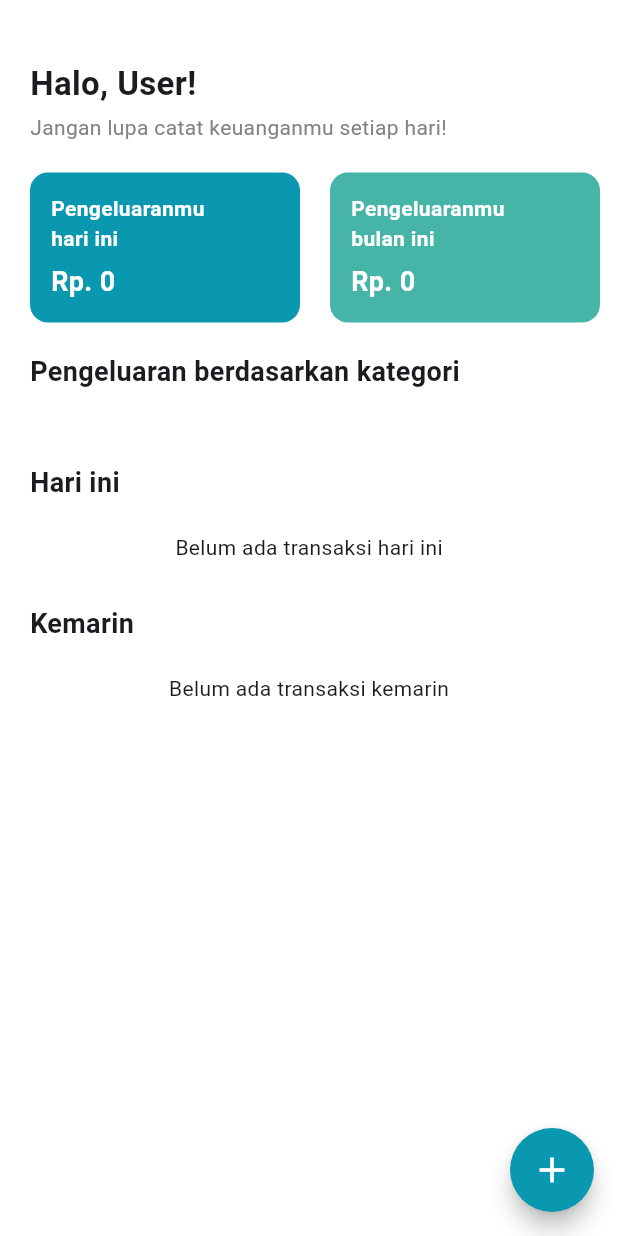
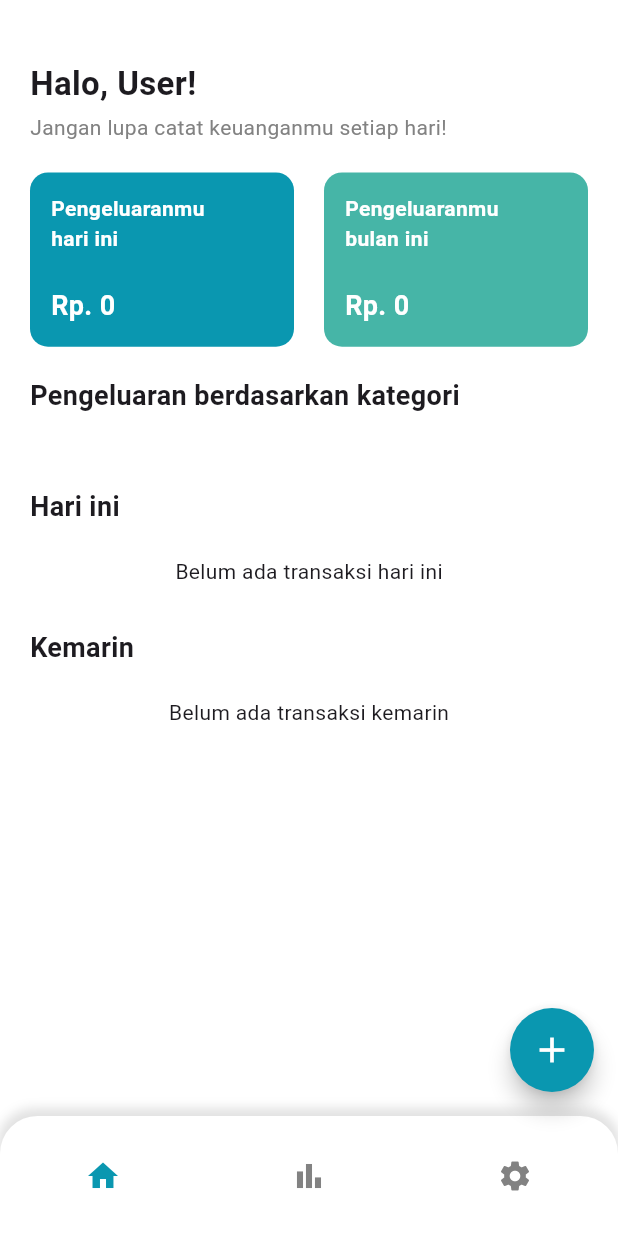
Before and after one commit to nabilhudarizalulhaq/money_expense_app, a Flutter app: the screen it shows after launch, on a phone screen of 412 x 824 dp. Run offline on Flutter 3.47's test engine with Material 3 defaults, Android fonts, the phone set to English and light mode, and no system bars; our stand-ins replace drift, equatable, flutter_bloc; accounts and stored records are empty; generated files the repository leaves out were written again; Roboto replaces fonts that are missing (SourceSansPro).

Commit message:
fix bug media query in all device

```diff
--- a/lib/persentation/add new expe/add_new_expense.dart
+++ b/lib/persentation/add new expe/add_new_expense.dart
@@ -162,7 +162,7 @@ class _AddNewExpenseState extends State<AddNewExpense> {
             fontSize: 18,
           ),
         ),
-        backgroundColor: Colors.white,
+        backgroundColor: Color(0xFFFFFFFF),
         iconTheme: const IconThemeData(color: Colors.black),
         elevation: 1,
       ),
--- a/lib/persentation/home/home.dart
+++ b/lib/persentation/home/home.dart
@@ -31,6 +31,41 @@ class HomePage extends StatelessWidget {
         categoryRepo: categoryRepo,
       )..add(LoadTransactions()),
       child: Scaffold(
+        bottomNavigationBar: Container(
+          height: 80,
+          decoration: BoxDecoration(
+            color: Colors.white,
+            boxShadow: [
+              BoxShadow(
+                color: Colors.grey.withOpacity(0.3),
+                spreadRadius: 2,
+                blurRadius: 5,
+                offset: const Offset(0, -3),
+              ),
+            ],
+            borderRadius: const BorderRadius.only(
+              topLeft: Radius.circular(25),
+              topRight: Radius.circular(25),
+            ),
+          ),
+          child: Row(
+            mainAxisAlignment: MainAxisAlignment.spaceAround,
+            children: [
+              IconButton(
+                icon: const Icon(Icons.home, color: Color(0xFF0A97B0)),
+                onPressed: () {},
+              ),
+              IconButton(
+                icon: const Icon(Icons.bar_chart, color: Color(0xFF828282)),
+                onPressed: () {},
+              ),
+              IconButton(
+                icon: const Icon(Icons.settings, color: Color(0xFF828282)),
+                onPressed: () {},
+              ),
+            ],
+          ),
+        ),
         backgroundColor: Colors.white,
         body: ListView(
           clipBehavior: Clip.none,
--- a/lib/persentation/home/widget/home_list/cardprogress.dart
+++ b/lib/persentation/home/widget/home_list/cardprogress.dart
@@ -20,8 +20,10 @@ class CardProgres extends StatelessWidget {
   Widget build(BuildContext context) {
     return Container(
       padding: const EdgeInsets.all(14),
-      width: 180,
-      height: 100,
+      // width: 180,
+      width: (MediaQuery.of(context).size.width - 60) / 2,
+      // height: 120,
+      height: (MediaQuery.of(context).size.width - 60) / 2 * 0.66,
       decoration: BoxDecoration(
         color: backgroundColor,
         borderRadius: BorderRadius.circular(12),
```
Also changed, not shown: 3 other files.
